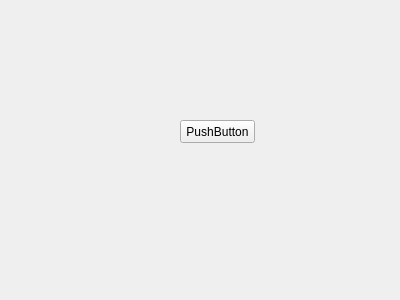
Old version of the form source/Moredor/createcharacterwidget.ui in the repository rcuhljr/mordor-reboot.
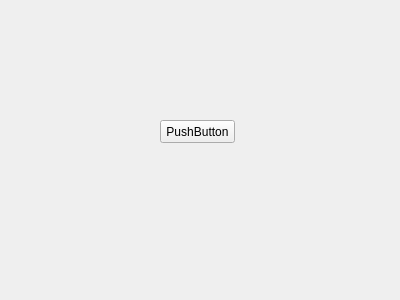
New version of the form.

Patch:
```diff
--- a/source/Moredor/createcharacterwidget.ui
+++ b/source/Moredor/createcharacterwidget.ui
@@ -17,7 +17,7 @@
    <widget class="QPushButton" name="pushButton">
     <property name="geometry">
      <rect>
-      <x>180</x>
+      <x>160</x>
       <y>120</y>
       <width>75</width>
       <height>23</height>
```
Left out of the diff: 3 changed lines with no effect on the pictures.
